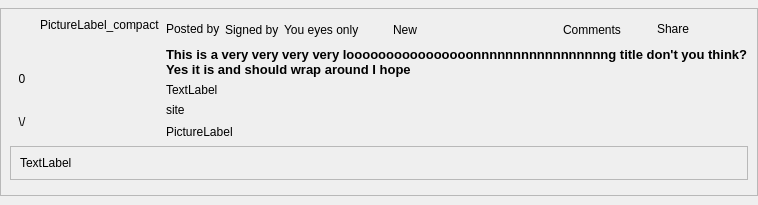
First picture: the form in retroshare-gui/src/gui/Posted/BoardPostDisplayWidget.ui, repository RetroShare/RetroShare, before the edit.
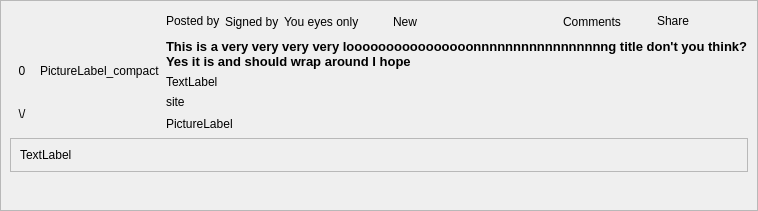
Second picture: the form after the edit. Icons and pictures are not drawn. Custom widgets are drawn as their Qt base class.

What changed in the file:
```diff
--- a/retroshare-gui/src/gui/Posted/BoardPostDisplayWidget.ui
+++ b/retroshare-gui/src/gui/Posted/BoardPostDisplayWidget.ui
@@ -7,7 +7,7 @@
     <x>0</x>
     <y>0</y>
     <width>758</width>
-    <height>205</height>
+    <height>211</height>
    </rect>
   </property>
   <property name="sizePolicy">
@@ -41,7 +41,7 @@
    <item>
     <widget class="QFrame" name="frame">
      <property name="sizePolicy">
-      <sizepolicy hsizetype="Preferred" vsizetype="Maximum">
+      <sizepolicy hsizetype="Preferred" vsizetype="Minimum">
        <horstretch>0</horstretch>
        <verstretch>0</verstretch>
       </sizepolicy>
@@ -133,6 +133,12 @@
           </item>
           <item>
            <widget class="ClickableLabel" name="pictureLabel_compact">
+            <property name="sizePolicy">
+             <sizepolicy hsizetype="Preferred" vsizetype="Maximum">
+              <horstretch>0</horstretch>
+              <verstretch>0</verstretch>
+             </sizepolicy>
+            </property>
             <property name="text">
              <string>PictureLabel_compact</string>
             </property>
@@ -444,7 +450,14 @@
          </widget>
         </item>
         <item>
-         <widget class="GxsCommentDialog" name="commentsWidget" native="true"/>
+         <widget class="GxsCommentDialog" name="commentsWidget" native="true">
+          <property name="sizePolicy">
+           <sizepolicy hsizetype="Preferred" vsizetype="MinimumExpanding">
+            <horstretch>0</horstretch>
+            <verstretch>1</verstretch>
+           </sizepolicy>
+          </property>
+         </widget>
         </item>
        </layout>
       </item>
```
Left out of the diff: 2 changed lines with no effect on the pictures.
